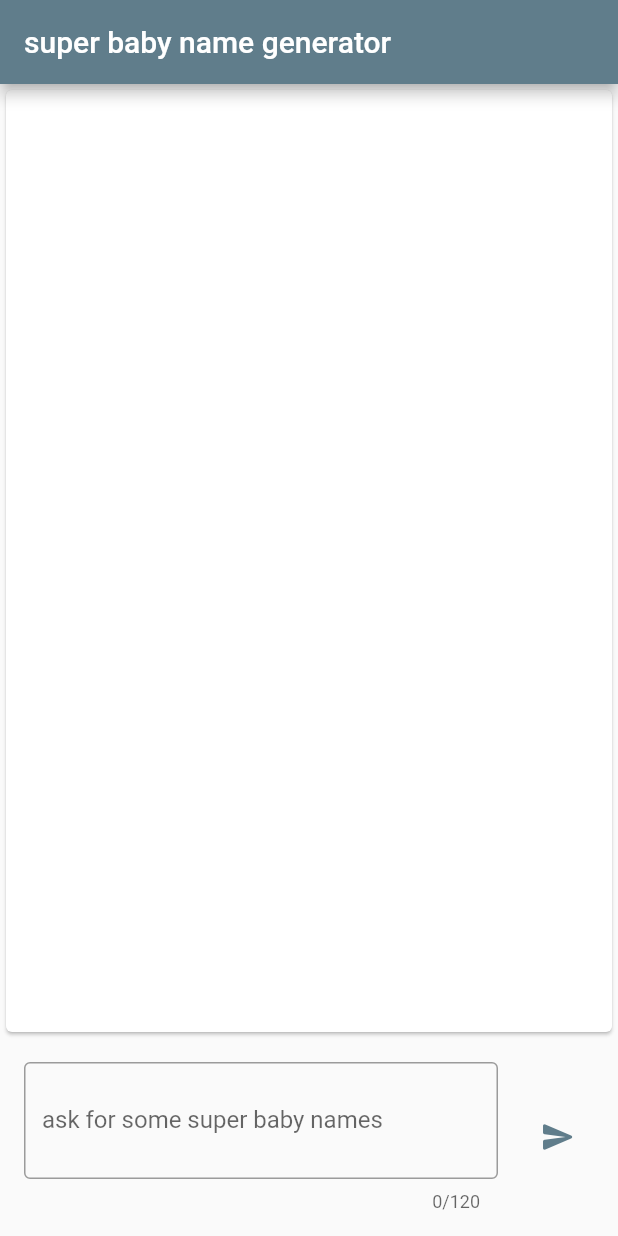
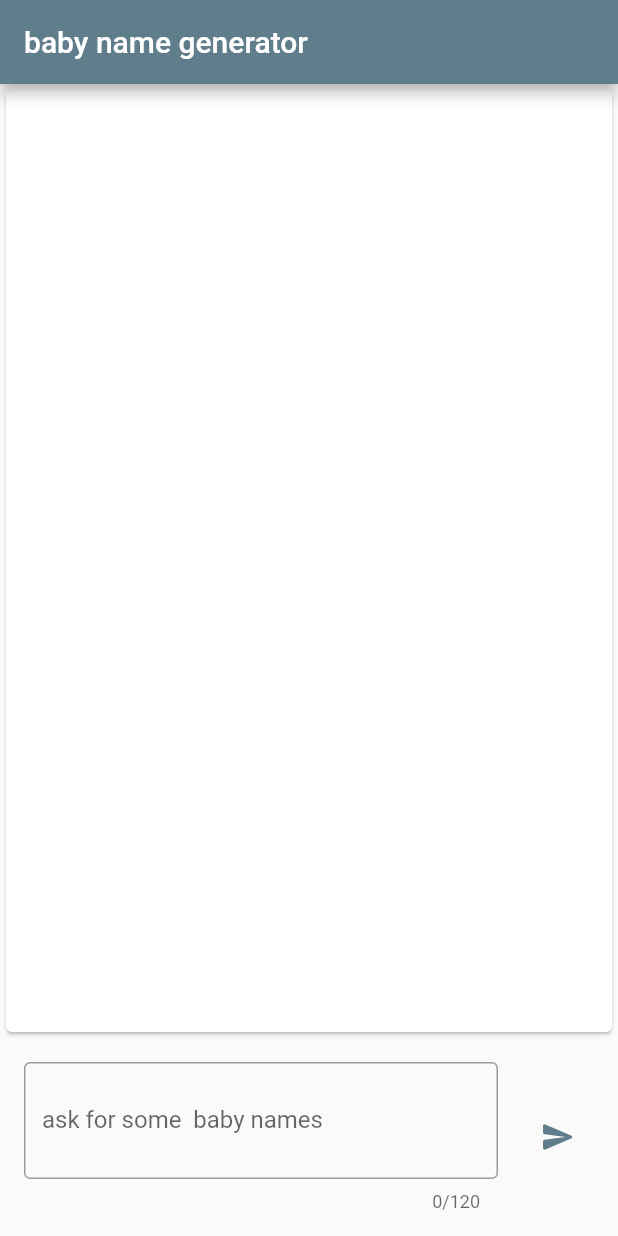
Before and after one commit to utsavdutta/gpt3_flutter_name_generator, a Flutter app: the screen it shows after launch, on a phone screen of 412 x 824 dp. Run offline on Flutter 3.47's test engine with Material 2 defaults, Android fonts, the phone set to English and light mode, and no system bars.

Commit message:
Update main.dart

```diff
--- a/lib/main.dart
+++ b/lib/main.dart
@@ -71,7 +71,7 @@ class _MyHomePageState extends State<MyHomePage> {
   Widget build(BuildContext context) {
     return Scaffold(
       appBar: AppBar(
-        title: const Text("super baby name generator"),
+        title: const Text("baby name generator"),
       ),
       body: SafeArea(
         child: Column(
@@ -105,7 +105,7 @@ class _MyHomePageState extends State<MyHomePage> {
                           controller: myController,
                           decoration: const InputDecoration(
                             border: OutlineInputBorder(),
-                            labelText: 'ask for some super baby names',
+                            labelText: 'ask for some  baby names',
                           ),
                         ),
                       ),
```
